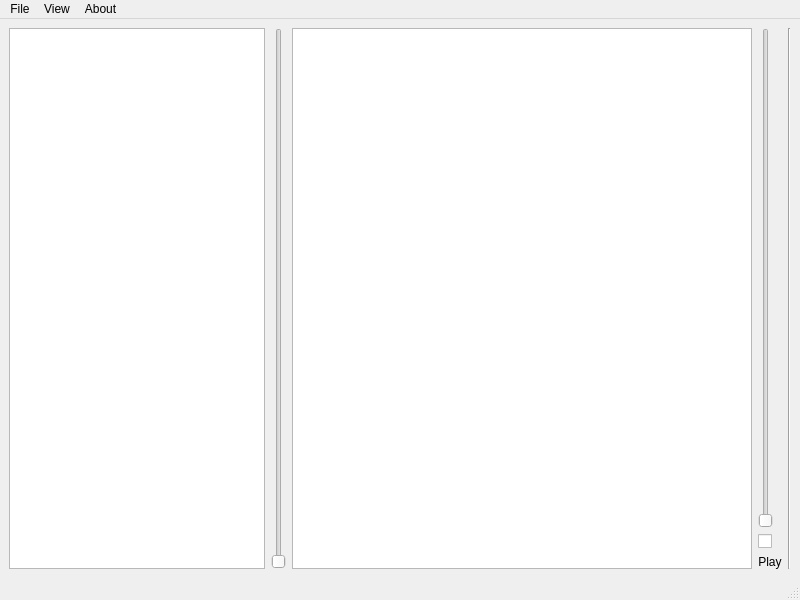
Old version of the form src/DicomViewerWindow/DicomMainWindow.ui in the repository Gokulakrishh/DicomViewer.
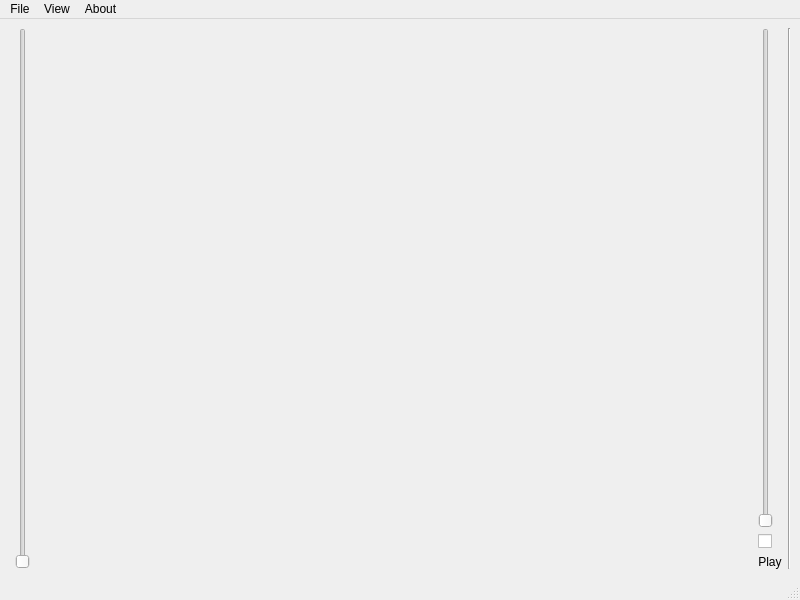
New version of the form.

The edit to the form file:
```diff
--- a/src/DicomViewerWindow/DicomMainWindow.ui
+++ b/src/DicomViewerWindow/DicomMainWindow.ui
@@ -18,11 +18,11 @@
     <item>
      <layout class="QHBoxLayout" name="horizontalLayout">
       <item>
-       <widget class="QListView" name="listFileView">
+       <widget class="QWidget" name="leftPanelHost">
         <property name="sizePolicy">
-         <sizepolicy hsizetype="Preferred" vsizetype="Preferred">
+         <sizepolicy hsizetype="Preferred" vsizetype="Expanding">
           <horstretch>0</horstretch>
-          <verstretch>0</verstretch>
+          <verstretch>1</verstretch>
          </sizepolicy>
         </property>
        </widget>
@@ -35,7 +35,14 @@
        </widget>
       </item>
       <item>
-       <widget class="QGraphicsView" name="graphicsView"/>
+       <widget class="QWidget" name="viewerHost">
+        <property name="sizePolicy">
+         <sizepolicy hsizetype="Expanding" vsizetype="Expanding">
+          <horstretch>1</horstretch>
+          <verstretch>1</verstretch>
+         </sizepolicy>
+        </property>
+       </widget>
       </item>
       <item>
        <layout class="QVBoxLayout" name="verticalLayout">
```
